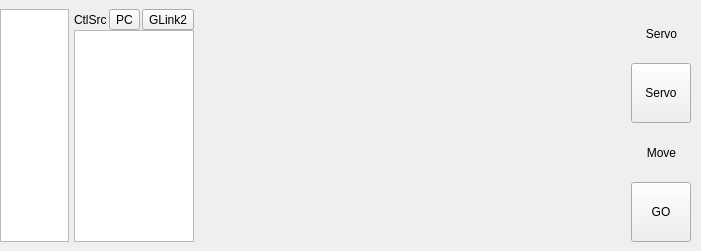
Above: Libs/PlotUnit/PlotUnitGraph/TabMotion/tabmotion.ui from tiangaomingjing/ServoDriveTech before the change. Below: the same form after it.
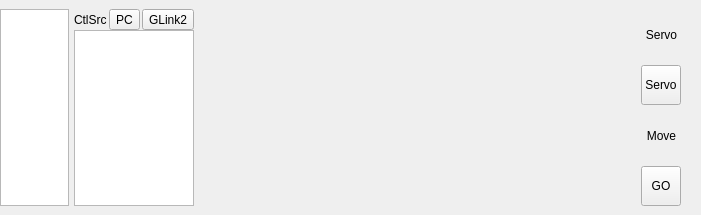
That is the form after the change.

```diff
--- a/Libs/PlotUnit/PlotUnitGraph/TabMotion/tabmotion.ui
+++ b/Libs/PlotUnit/PlotUnitGraph/TabMotion/tabmotion.ui
@@ -7,7 +7,7 @@
     <x>0</x>
     <y>0</y>
     <width>701</width>
-    <height>251</height>
+    <height>215</height>
    </rect>
   </property>
   <property name="windowTitle">
@@ -167,14 +167,14 @@
          </property>
          <property name="minimumSize">
           <size>
-           <width>60</width>
-           <height>60</height>
+           <width>40</width>
+           <height>40</height>
           </size>
          </property>
          <property name="maximumSize">
           <size>
-           <width>60</width>
-           <height>60</height>
+           <width>40</width>
+           <height>40</height>
           </size>
          </property>
          <property name="text">
@@ -225,14 +225,14 @@
          </property>
          <property name="minimumSize">
           <size>
-           <width>60</width>
-           <height>60</height>
+           <width>40</width>
+           <height>40</height>
           </size>
          </property>
          <property name="maximumSize">
           <size>
-           <width>60</width>
-           <height>60</height>
+           <width>40</width>
+           <height>40</height>
           </size>
          </property>
          <property name="text">
```
